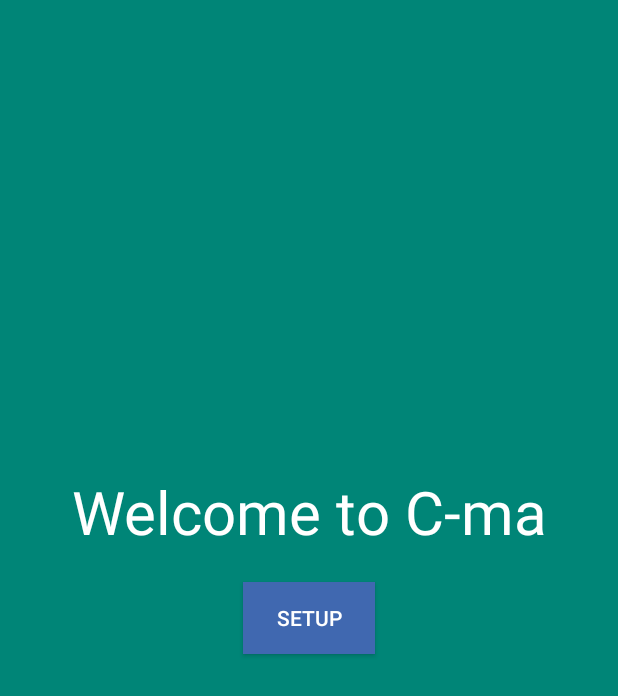
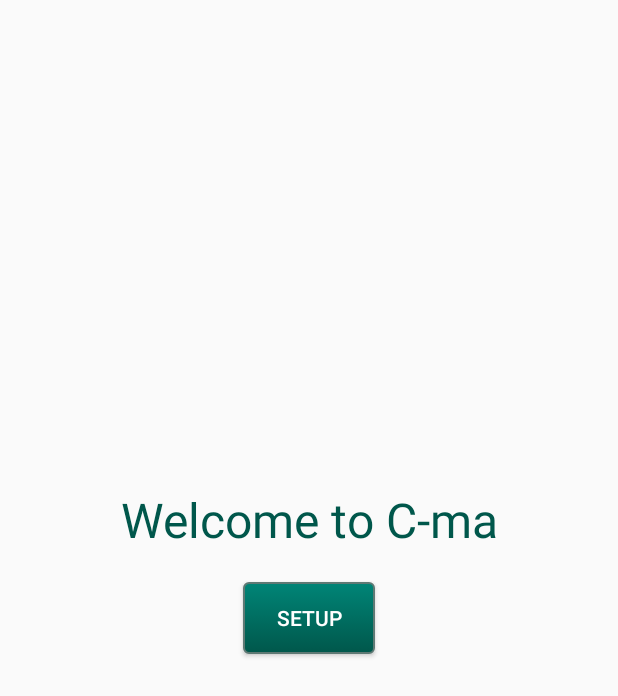
Before and after one commit to snehasi/C-ma, an Android app: the screen it shows after launch (WelcomeActivity), on a phone screen of 412 x 824 dp. Shown: the top 696 px of the screen. Run offline under Robolectric (Android 15) with nearby library versions, the phone set to English and light mode, and no system bars.

Commit message:
ui changes

```diff
--- /dev/null
+++ b/C-ma/app/src/main/res/drawable/mybutton.xml
@@ -0,0 +1,24 @@
+<?xml version="1.0" encoding="utf-8"?>
+<selector xmlns:android="http://schemas.android.com/apk/res/android" >
+    <item android:state_pressed="true" >
+        <shape android:shape="rectangle"  >
+            <corners android:radius="3dip" />
+            <stroke android:width="1dip" android:color="#5e7974" />
+            <gradient android:angle="-90" android:startColor="@color/colorPrimaryDark" android:endColor="@color/colorPrimaryDark"  />
+        </shape>
+    </item>
+    <item android:state_focused="true">
+        <shape android:shape="rectangle"  >
+            <corners android:radius="3dip" />
+            <stroke android:width="1dip" android:color="@color/colorAccent" />
+            <solid android:color="#58857e"/>
+        </shape>
+    </item>
+    <item >
+        <shape android:shape="rectangle"  >
+            <corners android:radius="3dip" />
+            <stroke android:width="1dip" android:color="#5e7974" />
+            <gradient android:angle="-90" android:startColor="@color/colorPrimary" android:endColor="@color/colorPrimaryDark" />
+        </shape>
+    </item>
+</selector>
--- a/C-ma/app/src/main/res/layout/activity_welcome.xml
+++ b/C-ma/app/src/main/res/layout/activity_welcome.xml
@@ -6,14 +6,14 @@
     android:layout_height="match_parent"
     tools:context="WelcomeActivity"
     android:paddingHorizontal="10dp"
-    android:background="@color/colorPrimary">
+    >
 
     <Button
         android:id="@+id/welcomeButton"
         style="@style/Widget.AppCompat.Button.Colored"
+        android:background="@drawable/mybutton"
         android:layout_width="wrap_content"
         android:layout_height="wrap_content"
-        android:background="@color/colorAccent"
         android:onClick="onSetupClick"
         android:paddingHorizontal="5dp"
         android:text="@string/setup"
@@ -30,7 +30,7 @@
         android:layout_marginBottom="20dp"
         android:text="@string/welcome_text"
         android:textAlignment="center"
-        android:textColor="@color/white"
-        android:textSize="40sp"
+        android:textColor="@color/colorPrimaryDark"
+        android:textSize="32dp"
         app:layout_constraintBottom_toTopOf="@id/welcomeButton"/>
 </android.support.constraint.ConstraintLayout>
```
